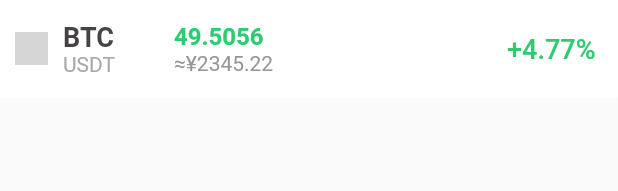
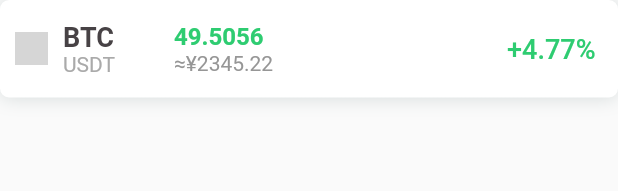
Before and after one commit to hotdog45/rok, a Flutter app: the QuotesItemWidget widget shown alone on an empty page, opened directly, on a phone screen of 412 x 824 dp. Shown: the top 191 px of the screen. Run offline on Flutter 3.47's test engine with Material 2 defaults, Android fonts, the phone set to English and light mode, and no system bars; our stand-ins replace cached_network_image, connectivity, dio, event_bus, flutter_easyloading, flutter_easyrefresh and 8 more; missing offline and left inert: dio_log, flutter_geetest_plugin, fluwx, launch_review, umeng_analytics_plugin; accounts and stored records are empty; generated files the repository leaves out were written again; network calls fail; statements that could not run were skipped; grey boxes are pictures that could not be loaded.

Commit message:
ui调整

```diff
--- a/lib/common/style/style.dart
+++ b/lib/common/style/style.dart
@@ -20,6 +20,8 @@
 //三级级文字
 Color kAppSub2TextColor = Color(0xFFaaaaaa);
 
+//阴影
+Color kShadowColor = Color(0xFFD5DBDB);
 //品牌页面标记
 Color kAppBrandBgColor = Color(0xfff5b90b);
 //白色
--- a/lib/widget/quotes/quotes_item_widget.dart
+++ b/lib/widget/quotes/quotes_item_widget.dart
@@ -40,6 +40,12 @@
               widget.color,
             ],
           ),
+          borderRadius: BorderRadius.circular(6),
+          boxShadow: [BoxShadow(
+              color: kShadowColor,
+              blurRadius: 10.0
+          )]
+
         ),
         margin: EdgeInsets.only(bottom: 15),
         child: Row(
```
Also changed, not shown: lib/page/home_page.dart (+6 -2 lines).
